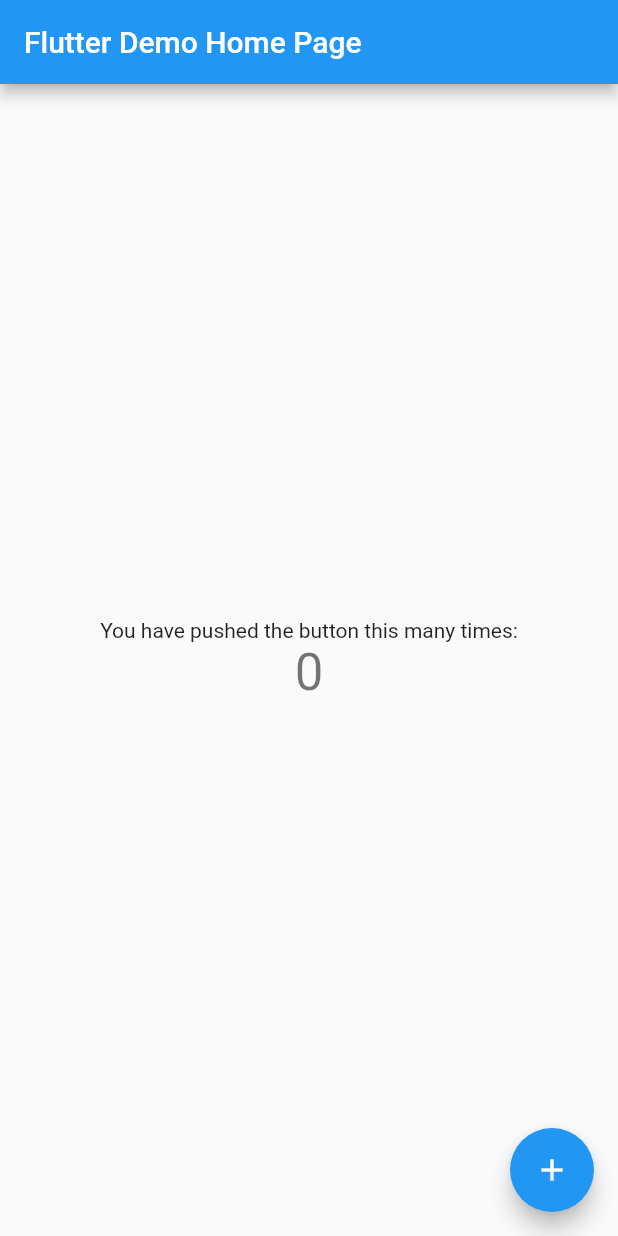
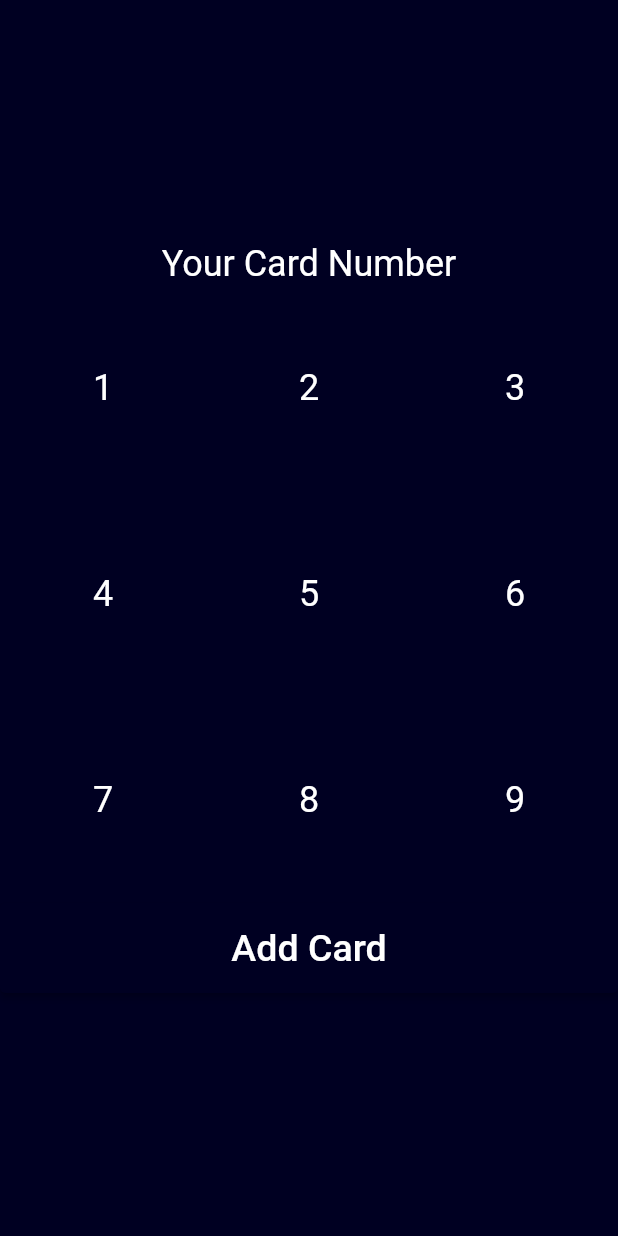
Before and after one commit to shindejayesharun/flutter-_bank_app, a Flutter app: the screen it shows after launch, on a phone screen of 412 x 824 dp. Run offline on Flutter 3.47's test engine with Material 2 defaults, Android fonts, the phone set to English and light mode, and no system bars.

Commit message:
card added

```diff
--- a/lib/main.dart
+++ b/lib/main.dart
@@ -1,4 +1,5 @@
 import 'package:flutter/material.dart';
+import 'package:flutter_bank_app/widget/add_card.dart';
 
 void main() {
   runApp(MyApp());
@@ -10,104 +11,25 @@ class MyApp extends StatelessWidget {
   Widget build(BuildContext context) {
     return MaterialApp(
       title: 'Flutter Demo',
-      theme: ThemeData(
-        // This is the theme of your application.
-        //
-        // Try running your application with "flutter run". You'll see the
-        // application has a blue toolbar. Then, without quitting the app, try
-        // changing the primarySwatch below to Colors.green and then invoke
-        // "hot reload" (press "r" in the console where you ran "flutter run",
-        // or simply save your changes to "hot reload" in a Flutter IDE).
-        // Notice that the counter didn't reset back to zero; the application
-        // is not restarted.
-        primarySwatch: Colors.blue,
-      ),
-      home: MyHomePage(title: 'Flutter Demo Home Page'),
+      home: HomePage(),
     );
   }
 }
 
-class MyHomePage extends StatefulWidget {
-  MyHomePage({Key? key, required this.title}) : super(key: key);
 
-  // This widget is the home page of your application. It is stateful, meaning
-  // that it has a State object (defined below) that contains fields that affect
-  // how it looks.
-
-  // This class is the configuration for the state. It holds the values (in this
-  // case the title) provided by the parent (in this case the App widget) and
-  // used by the build method of the State. Fields in a Widget subclass are
-  // always marked "final".
-
-  final String title;
+class HomePage extends StatefulWidget {
+  const HomePage({Key? key}) : super(key: key);
 
   @override
-  _MyHomePageState createState() => _MyHomePageState();
+  _HomePageState createState() => _HomePageState();
 }
 
-class _MyHomePageState extends State<MyHomePage> {
-  int _counter = 0;
-
-  void _incrementCounter() {
-    setState(() {
-      // This call to setState tells the Flutter framework that something has
-      // changed in this State, which causes it to rerun the build method below
-      // so that the display can reflect the updated values. If we changed
-      // _counter without calling setState(), then the build method would not be
-      // called again, and so nothing would appear to happen.
-      _counter++;
-    });
-  }
-
+class _HomePageState extends State<HomePage> {
   @override
   Widget build(BuildContext context) {
-    // This method is rerun every time setState is called, for instance as done
-    // by the _incrementCounter method above.
-    //
-    // The Flutter framework has been optimized to make rerunning build methods
-    // fast, so that you can just rebuild anything that needs updating rather
-    // than having to individually change instances of widgets.
     return Scaffold(
-      appBar: AppBar(
-        // Here we take the value from the MyHomePage object that was created by
-        // the App.build method, and use it to set our appbar title.
-        title: Text(widget.title),
-      ),
-      body: Center(
-        // Center is a layout widget. It takes a single child and positions it
-        // in the middle of the parent.
-        child: Column(
-          // Column is also a layout widget. It takes a list of children and
-          // arranges them vertically. By default, it sizes itself to fit its
-          // children horizontally, and tries to be as tall as its parent.
-          //
-          // Invoke "debug painting" (press "p" in the console, choose the
-          // "Toggle Debug Paint" action from the Flutter Inspector in Android
-          // Studio, or the "Toggle Debug Paint" command in Visual Studio Code)
-          // to see the wireframe for each widget.
-          //
-          // Column has various properties to control how it sizes itself and
-          // how it positions its children. Here we use mainAxisAlignment to
-          // center the children vertically; the main axis here is the vertical
-          // axis because Columns are vertical (the cross axis would be
-          // horizontal).
-          mainAxisAlignment: MainAxisAlignment.center,
-          children: <Widget>[
-            Text(
-              'You have pushed the button this many times:',
-            ),
-            Text(
-              '$_counter',
-              style: Theme.of(context).textTheme.headline4,
-            ),
-          ],
-        ),
-      ),
-      floatingActionButton: FloatingActionButton(
-        onPressed: _incrementCounter,
-        tooltip: 'Increment',
-        child: Icon(Icons.add),
-      ), // This trailing comma makes auto-formatting nicer for build methods.
+      backgroundColor: Color(0xFF000022),
+      body: AddCard(),
     );
   }
 }
--- /dev/null
+++ b/lib/widget/add_card.dart
@@ -0,0 +1,57 @@
+import 'package:flutter/material.dart';
+
+class AddCard extends StatefulWidget {
+  const AddCard({Key? key}) : super(key: key);
+
+  @override
+  _AddCardState createState() => _AddCardState();
+}
+
+class _AddCardState extends State<AddCard> {
+  @override
+  Widget build(BuildContext context) {
+    return Column(
+      mainAxisAlignment: MainAxisAlignment.center,
+      children: [
+        Flexible(
+          child: Text(
+            "Your Card Number",
+            style: Theme.of(context)
+                .textTheme
+                .headline5
+                ?.copyWith(color: Colors.white),
+          ),
+        ),
+        Expanded(
+          flex: 2,
+            child: GridView.count(
+          crossAxisCount: 3,
+          children: List.generate(9, (index) => index + 1)
+              .map((e) => Center(
+                    child: Text(
+                      e.toString(),
+                      style: Theme.of(context)
+                          .textTheme
+                          .headline5
+                          ?.copyWith(color: Colors.white),
+                    ),
+                  ))
+              .toList(),
+        )),
+        Flexible(
+            child: ConstrainedBox(
+          constraints: BoxConstraints.tight(
+            const Size(double.infinity, 60),
+          ),
+              child: ElevatedButton(
+                style: ElevatedButton.styleFrom(
+                  primary: const Color(0xFF000022),
+                ),
+                child: Text("Add Card",style: TextStyle(fontSize: 25),),
+                onPressed: (){},
+              ),
+        ))
+      ],
+    );
+  }
+}
```
